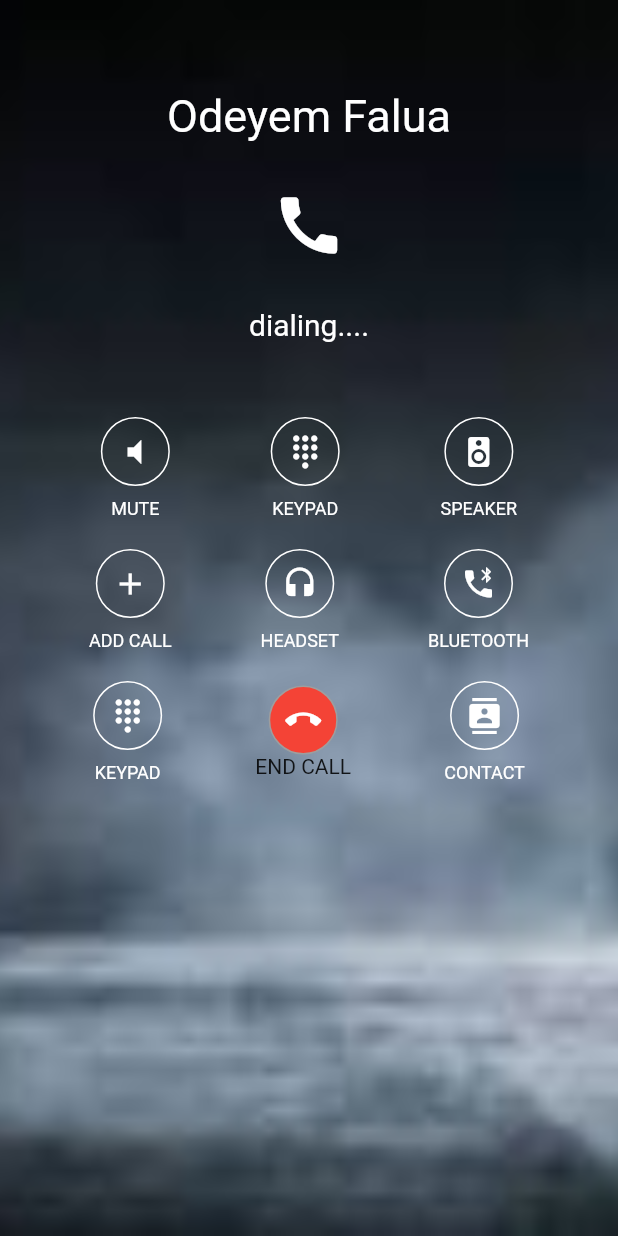
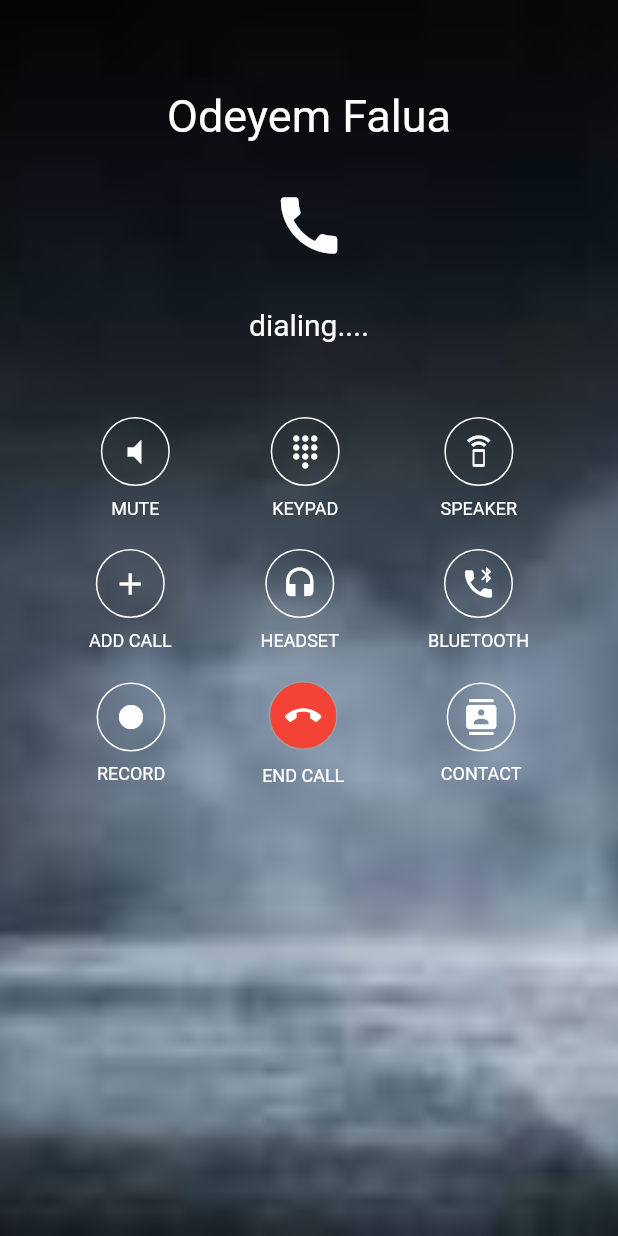
Before and after one commit to gabrieltaiwo/custom_dialing_screen, a Flutter app: the screen it shows after launch, on a phone screen of 412 x 824 dp. Run offline on Flutter 3.47's test engine with Material 2 defaults, Android fonts, the phone set to English and light mode, and no system bars; Roboto replaces fonts that are missing (Montserrat).

Commit message:
first commit

```diff
--- a/lib/main.dart
+++ b/lib/main.dart
@@ -12,7 +12,7 @@ class MyApp extends StatelessWidget {
           children: [
             _buildButtonColumn(Colors.white, Icons.volume_mute, 'MUTE'),
             _buildButtonColumn(Colors.white, Icons.dialpad, 'KEYPAD'),
-            _buildButtonColumn(Colors.white, Icons.speaker, 'SPEAKER'),
+            _buildButtonColumn(Colors.white, Icons.speaker_phone, 'SPEAKER'),
           ],
         ),
         SizedBox(height: 20.0),
@@ -28,7 +28,7 @@ class MyApp extends StatelessWidget {
         Row(
           mainAxisAlignment: MainAxisAlignment.spaceEvenly,
           children: [
-            _buildButtonColumn(Colors.white, Icons.dialpad, 'KEYPAD'),
+            _buildButtonColumn(Colors.white, Icons.fiber_manual_record, 'RECORD'),
             Column(
              children: <Widget>[
                Container(
@@ -42,7 +42,13 @@ class MyApp extends StatelessWidget {
                  child: Icon(Icons.call_end, color: Colors.white
                  ),
                ),
-               Text('END CALL')
+               SizedBox(height: 10.0),
+               Text('END CALL',
+                  style: TextStyle(
+                  fontSize: 12,
+                  fontWeight: FontWeight.w400,
+                  color: Colors.white)
+               )
              ],
             ),
             _buildButtonColumn(Colors.white, Icons.contacts, 'CONTACT'),
```
